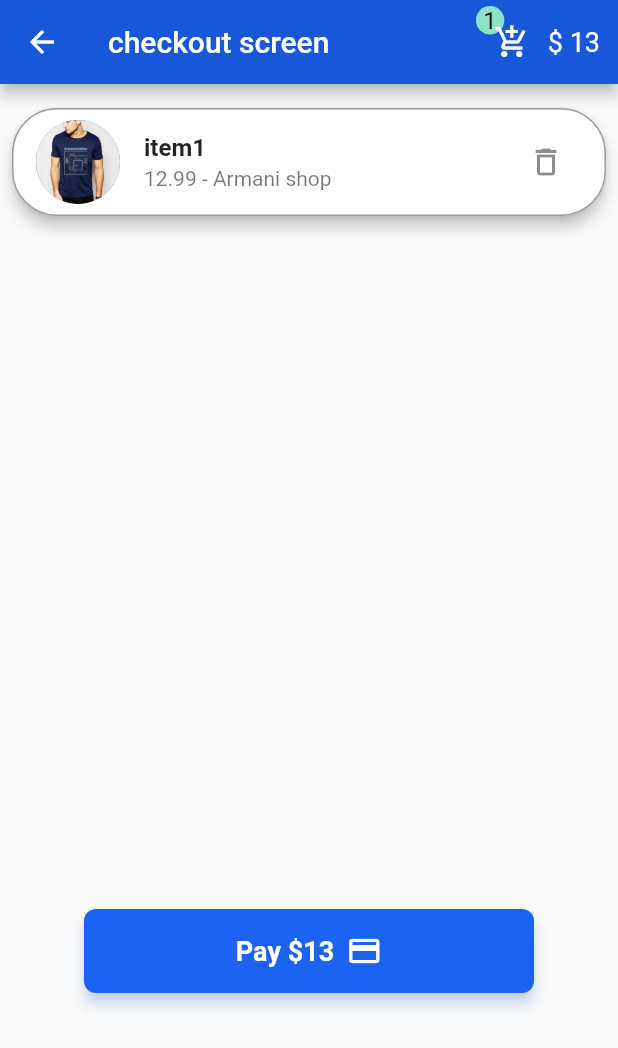
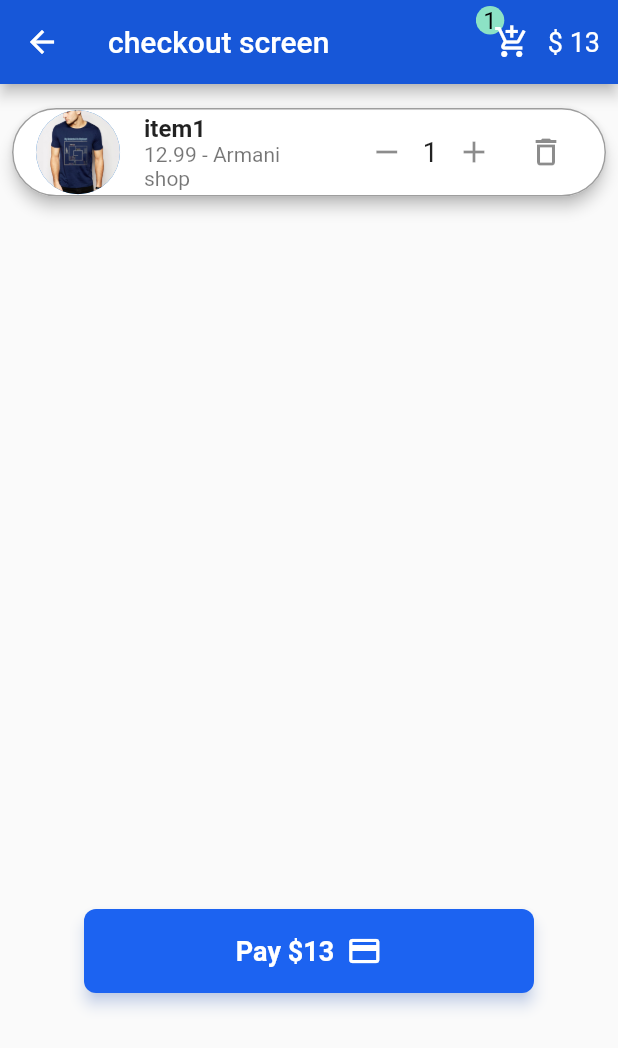
Before and after one commit to hassan2315/E-commerce-App, a Flutter app: the Home screen opened directly, after a tap on the "add" icon, after a tap on the "add shopping cart" icon, on a phone screen of 412 x 824 dp. Shown: the top 1048 px of the screen. Run offline on Flutter 3.47's test engine with Material 2 defaults, Android fonts, the phone set to English and light mode, and no system bars; our stand-ins replace cloud_firestore, curved_navigation_bar, firebase_auth, firebase_core, flutter_svg, google_sign_in and 1 more; accounts and stored records are empty.

Commit message:
first commit

```diff
--- a/e_commerce/lib/model/item.dart
+++ b/e_commerce/lib/model/item.dart
@@ -4,6 +4,7 @@ class Item {
   String location;
   String name;
   bool isFavorite;
+  late int _quantity;
 
   Item({
     required this.imgPath,
@@ -11,9 +12,17 @@ class Item {
     required this.location,
     required this.name,
     this.isFavorite = false,
-  });
+  }) {
+    _quantity = 1;
+  }
 
   get id => null;
+  int get quantity => _quantity;
+
+  // add a setter for quantity
+  set quantity(int value) {
+    _quantity = value;
+  }
 }
 
 final List<Item> items = [
--- a/e_commerce/lib/pages/checkout.dart
+++ b/e_commerce/lib/pages/checkout.dart
@@ -46,45 +46,68 @@ class CheckOut extends StatelessWidget {
                         padding: const EdgeInsets.all(8),
                         itemCount: Carttt.selectedProducts.length,
                         itemBuilder: (BuildContext context, int index) {
+                          final product = Carttt.selectedProducts[index];
+
                           return GestureDetector(
                             child: Card(
-                            elevation: 4, // add elevation for a 3D effect
-                            color: Colors
-                                .white, // set the background color to white
+                              elevation: 4,
+                              color: Colors.white,
                               margin: const EdgeInsets.symmetric(vertical: 8),
                               shape: RoundedRectangleBorder(
                                 borderRadius: BorderRadius.circular(30),
                                 side: const BorderSide(
-                                  color: Colors.grey, width: 1),
+                                  color: Colors.grey,
+                                  width: 1,
+                                ),
                               ),
                               child: ListTile(
                                 contentPadding:
                                     const EdgeInsets.symmetric(horizontal: 16),
                                 title: Text(
-                                Carttt.selectedProducts[index].name,
+                                  product.name,
                                   style: const TextStyle(
                                     fontSize: 16,
                                     fontWeight: FontWeight.bold,
                                   ),
                                 ),
                                 subtitle: Text(
-                                  "${Carttt.selectedProducts[index].price} - ${Carttt.selectedProducts[index].location}"),
+                                    "${product.price} - ${product.location}"),
                                 leading: CircleAvatar(
                                   radius: 28,
-                                backgroundImage: AssetImage(
-                                    Carttt.selectedProducts[index].imgPath),
+                                  backgroundImage: AssetImage(product.imgPath),
                                 ),
-                              trailing: IconButton(
+                                trailing: Row(
+                                  mainAxisSize: MainAxisSize.min,
+                                  children: [
+                                    IconButton(
                                       onPressed: () {
-                                    Carttt.delete(
-                                        Carttt.selectedProducts[index]);
+                                        Carttt.decrementQuantity(product);
                                       },
-                                  icon: const Icon(Icons.delete_outlined)),
+                                      icon: const Icon(Icons.remove),
+                                    ),
+                                    Text(
+                                      '${product.quantity}',
+                                      style: const TextStyle(fontSize: 18),
+                                    ),
+                                    IconButton(
+                                      onPressed: () {
+                                        Carttt.incrementQuantity(product);
+                                      },
+                                      icon: const Icon(Icons.add),
+                                    ),
+                                    IconButton(
+                                      onPressed: () {
+                                        Carttt.delete(product);
+                                      },
+                                      icon: const Icon(Icons.delete_outlined),
+                                    ),
+                                  ],
+                                ),
                               ),
                             ),
                           );
-                      }),
-            ),
+                        },
+                      )),
           ),
           Center(
             child: ConstrainedBox(
--- a/e_commerce/lib/pages/home.dart
+++ b/e_commerce/lib/pages/home.dart
@@ -67,29 +67,11 @@ class _HomeState extends State<Home> {
         body: ListView.builder(
           itemCount: items.length,
           itemBuilder: (BuildContext context, int index) {
-            return Card(
-              elevation: 3,
-              shape: RoundedRectangleBorder(
-                borderRadius: BorderRadius.circular(14),
-                side: const BorderSide(
-                  color: BTNblue,
-                  width: 1.0,
-                ),
-              ),
-              child: InkWell(
-                onTap: () {
-                  Navigator.push(
-                    context,
-                    MaterialPageRoute(
-                      builder: (context) => Details(product: items[index]),
-                    ),
-                  );
-                },
-                child: Row(
-                  crossAxisAlignment: CrossAxisAlignment.start,
+            return Column(
               children: [
-                    Expanded(
-                      child: ClipRRect(
+                ListTile(
+                  contentPadding: const EdgeInsets.symmetric(horizontal: 16.0),
+                  leading: ClipRRect(
                     borderRadius: BorderRadius.circular(8),
                     child: Image.asset(
                       items[index].imgPath,
@@ -98,23 +80,14 @@ class _HomeState extends State<Home> {
                       width: 150,
                     ),
                   ),
-                    ),
-                    Expanded(
-                      child: Padding(
-                        padding: const EdgeInsets.symmetric(
-                            horizontal: 20, vertical: 10),
-                        child: Column(
-                          crossAxisAlignment: CrossAxisAlignment.start,
-                          children: [
-                            Text(
+                  title: Text(
                     items[index].name,
                     style: const TextStyle(
                       fontWeight: FontWeight.bold,
                       fontSize: 16,
                     ),
                   ),
-                            const SizedBox(height: 5),
-                            Text(
+                  subtitle: Text(
                     "\$${items[index].price}",
                     style: const TextStyle(
                       color: Colors.green,
@@ -122,9 +95,8 @@ class _HomeState extends State<Home> {
                       fontSize: 16,
                     ),
                   ),
-                            const SizedBox(height: 10),
-                            Row(
-                              mainAxisAlignment: MainAxisAlignment.spaceBetween,
+                  trailing: Row(
+                    mainAxisSize: MainAxisSize.min,
                     children: [
                       IconButton(
                         color: Colors.green,
@@ -134,20 +106,17 @@ class _HomeState extends State<Home> {
                         icon: const Icon(Icons.add),
                       ),
                       IconButton(
-                                  color: items[index].isFavorite
-                                      ? Colors.red
-                                      : Colors.grey,
+                        color:
+                            items[index].isFavorite ? Colors.red : Colors.grey,
                         onPressed: () {
                           setState(() {
-                                      items[index].isFavorite =
-                                          !items[index].isFavorite;
+                            items[index].isFavorite = !items[index].isFavorite;
                           });
                           final favouritesProvider =
                               Provider.of<FavouritesProvider>(context,
                                   listen: false);
                           if (items[index].isFavorite) {
-                                      favouritesProvider
-                                          .addToFavourites(items[index]);
+                            favouritesProvider.addToFavourites(items[index]);
                           } else {
                             favouritesProvider
                                 .removeFromFavourites(items[index]);
@@ -161,13 +130,21 @@ class _HomeState extends State<Home> {
                       ),
                     ],
                   ),
-                          ],
+                  onTap: () {
+                    Navigator.push(
+                      context,
+                      MaterialPageRoute(
+                        builder: (context) => Details(product: items[index]),
                       ),
+                    );
+                  },
                 ),
+                const Divider(
+                  height: 1,
+                  thickness: 1,
+                  color: BTNblue,
                 ),
               ],
-                ),
-              ),
             );
           },
         ),
--- a/e_commerce/lib/provider/cart.dart
+++ b/e_commerce/lib/provider/cart.dart
@@ -21,6 +21,20 @@ class Cart with ChangeNotifier {
     notifyListeners();
   }
 
+  void incrementQuantity(Item product) {
+    product.quantity++;
+    price += product.price.round();
+    notifyListeners();
+  }
+
+  void decrementQuantity(Item product) {
+    if (product.quantity > 1) {
+      product.quantity--;
+      price -= product.price.round();
+      notifyListeners();
+    }
+  }
+
   get itemCount {
     return selectedProducts.length;
   }
```
Lines whose indentation alone changed are shown as unchanged.
